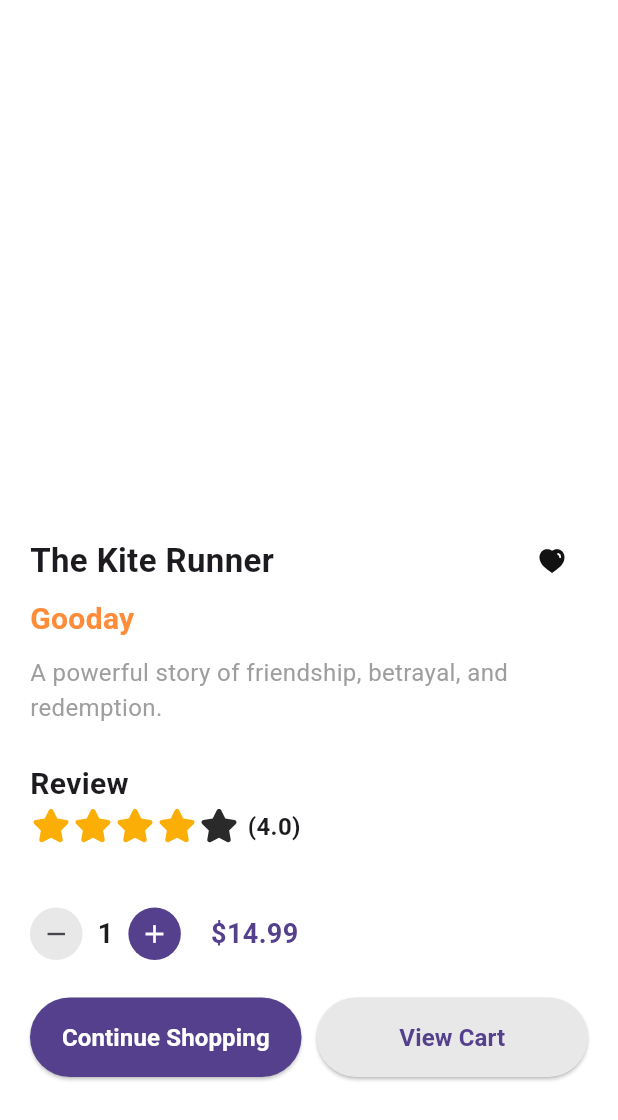
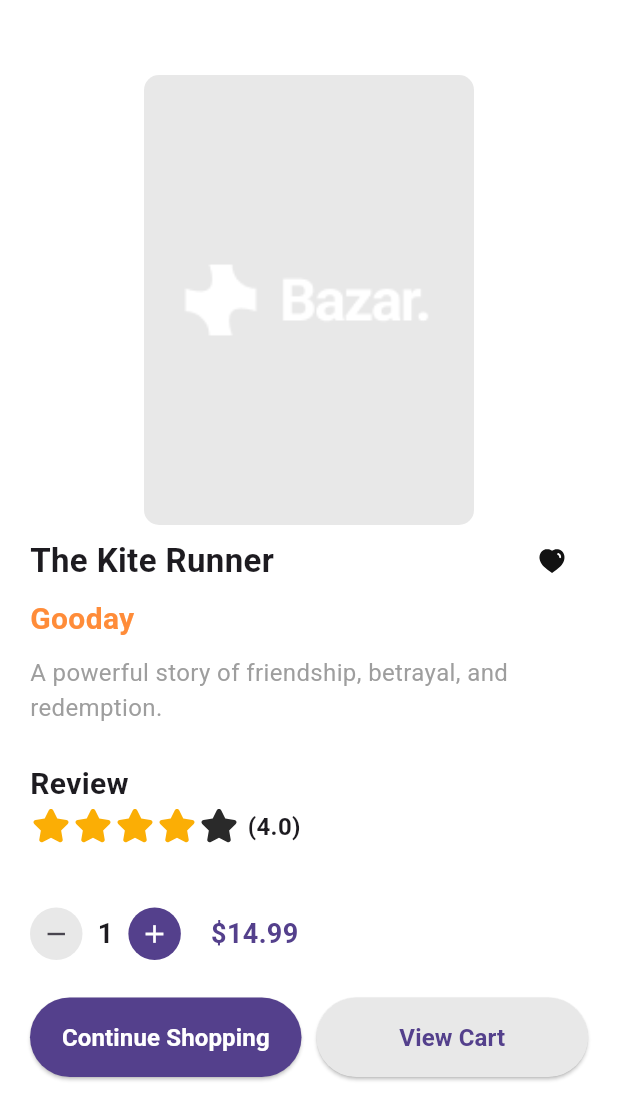
Before and after one commit to HadeerAbdelnasser204/Bazar_app, a Flutter app: the HomeScreen screen opened by its route, after a tap on "The Kite Runner", on a phone screen of 412 x 824 dp. Shown: the top 1120 px of the screen. Run offline on Flutter 3.47's test engine with Material 3 defaults, Android fonts, the phone set to English and light mode, and no system bars; our stand-ins replace flutter_svg, go_router, sizer.

Commit message:
use AppColors and AppAssets in files

```diff
--- a/bazzar_app/lib/core/utils/app_assets.dart
+++ b/bazzar_app/lib/core/utils/app_assets.dart
@@ -1,6 +1,10 @@
 class AppAssets {
   static const String logo = "assets/images/app_logo.png";
-  static const searchIcon = "assets/Icon/Search.svg";
-  static const starIcon = "assets/Icon/Star.svg";
+  static const String searchIcon = "assets/Icon/Search.svg";
+  static const String starIcon = "assets/Icon/Star.svg";
   static const String loveIcon = "assets/Icon/Love-Fill.svg";
+  static const String cartIcon = "assets/Icon/Cart-Fill.svg";
+  static const String profileIcon = "assets/Icon/Profile-Fill.svg";
+  static const String homeIcon = "assets/Icon/Home-Fill.svg";
+  static const String menuIcon = "assets/Icon/Menu-Fill.svg";
 }
--- a/bazzar_app/lib/features/Authors/presentation/screens/author_details.dart
+++ b/bazzar_app/lib/features/Authors/presentation/screens/author_details.dart
@@ -1,5 +1,6 @@
 // ignore_for_file: deprecated_member_use
 
+import 'package:bazzar_app/core/theme/app_colors.dart';
 import 'package:bazzar_app/core/utils/app_assets.dart';
 import 'package:bazzar_app/features/Authors/data/models/author_model.dart';
 import 'package:bazzar_app/features/home/presentation/widgets/appBar_widget.dart';
@@ -49,7 +50,7 @@ class AuthorDetails extends StatelessWidget {
                               AppAssets.starIcon,
                               width: iconSize,
                               height: iconSize,
-                              color: const Color(0xFFFFC107),
+                              color: AppColors.yellow,
                             );
                           } else {
                             return SvgPicture.asset(
@@ -138,7 +139,7 @@ class AuthorDetails extends StatelessWidget {
                       style: const TextStyle(
                         fontSize: 14,
                         fontWeight: FontWeight.bold,
-                        color: Color(0xFF54408C),
+                        color: AppColors.primary500,
                       ),
                     ),
                   ],
--- a/bazzar_app/lib/features/Authors/presentation/widgets/author_widget.dart
+++ b/bazzar_app/lib/features/Authors/presentation/widgets/author_widget.dart
@@ -1,3 +1,4 @@
+import 'package:bazzar_app/core/theme/app_colors.dart';
 import 'package:bazzar_app/features/Authors/data/models/author_model.dart';
 import 'package:bazzar_app/features/Authors/presentation/screens/author_details.dart';
 import 'package:flutter/material.dart';
@@ -33,7 +34,6 @@ class AuthorWidget extends StatelessWidget {
                 children: [
                   Text(
                     author.name,
-
                     style: const TextStyle(
                       fontSize: 14,
                       fontWeight: FontWeight.bold,
@@ -42,7 +42,10 @@ class AuthorWidget extends StatelessWidget {
                   const SizedBox(height: 5),
                   Text(
                     author.description,
-                    style: const TextStyle(fontSize: 12, color: Colors.grey),
+                    style: const TextStyle(
+                      fontSize: 12,
+                      color: AppColors.grey500,
+                    ),
                     maxLines: 2,
                     overflow: TextOverflow.ellipsis,
                   ),
--- a/bazzar_app/lib/features/Books/presentation/screens/book_details_screen.dart
+++ b/bazzar_app/lib/features/Books/presentation/screens/book_details_screen.dart
@@ -29,13 +29,22 @@ class _BookDetailsScreenState extends State<BookDetailsScreen> {
             crossAxisAlignment: CrossAxisAlignment.start,
             children: [
               Center(
-                child: ClipRRect(
-                  borderRadius: BorderRadius.circular(17),
-                  child: Image(
-                    width: 200,
-                    height: 300,
-                    fit: BoxFit.cover,
-                    image: AssetImage(widget.book.image),
+                child: Container(
+                  width: 220,
+                  height: 300,
+                  decoration: BoxDecoration(
+                    color: AppColors.grey200,
+                    borderRadius: BorderRadius.circular(10),
+                  ),
+                  child: ClipRRect(
+                    borderRadius: BorderRadius.circular(10),
+                    child: Padding(
+                      padding: const EdgeInsets.all(12),
+                      child: Image.asset(
+                        widget.book.image,
+                        fit: BoxFit.contain,
+                      ),
+                    ),
                   ),
                 ),
               ),
--- a/bazzar_app/lib/features/Books/presentation/widgets/book_widget.dart
+++ b/bazzar_app/lib/features/Books/presentation/widgets/book_widget.dart
@@ -1,3 +1,4 @@
+import 'package:bazzar_app/core/theme/app_colors.dart';
 import 'package:bazzar_app/features/Books/data/models/book_model.dart';
 import 'package:bazzar_app/features/Books/presentation/screens/book_details_screen.dart';
 import 'package:flutter/material.dart';
@@ -28,13 +29,20 @@ class BookWidget extends StatelessWidget {
             mainAxisSize: MainAxisSize.min,
             crossAxisAlignment: CrossAxisAlignment.start,
             children: [
-              ClipRRect(
-                borderRadius: BorderRadius.circular(10),
-                child: Image(
-                  width: 125,
-                  height: 150,
-                  fit: BoxFit.cover,
-                  image: AssetImage(book.image),
+              Container(
+                width: 125,
+                height: 150,
+                decoration: BoxDecoration(
+                  color: AppColors.grey200,
+                  borderRadius: BorderRadius.circular(10),
+                ),
+
+                child: ClipRRect(
+                  borderRadius: BorderRadius.circular(10),
+                  child: Padding(
+                    padding: const EdgeInsets.all(12),
+                    child: Image.asset(book.image, fit: BoxFit.contain),
+                  ),
                 ),
               ),
               const SizedBox(height: 8),
@@ -50,9 +58,9 @@ class BookWidget extends StatelessWidget {
               const SizedBox(height: 5),
               Text(
                 '\$${book.price.toStringAsFixed(2)}',
-                style: const TextStyle(
+                style: TextStyle(
                   fontSize: 12,
-                  color: Color(0xFF54408C),
+                  color: AppColors.primary500,
                   fontWeight: FontWeight.bold,
                 ),
               ),
--- a/bazzar_app/lib/features/Vendors/presentation/widgets/vendor_details_widget.dart
+++ b/bazzar_app/lib/features/Vendors/presentation/widgets/vendor_details_widget.dart
@@ -1,3 +1,4 @@
+import 'package:bazzar_app/core/theme/app_colors.dart';
 import 'package:flutter/material.dart';
 import 'package:flutter_svg/svg.dart';
 
@@ -28,7 +29,7 @@ class VendorDetailsWidget extends StatelessWidget {
             height: 110,
 
             decoration: BoxDecoration(
-              color: Colors.grey[200],
+              color: AppColors.grey200,
 
               borderRadius: BorderRadius.circular(10),
             ),
@@ -61,14 +62,14 @@ class VendorDetailsWidget extends StatelessWidget {
                   "assets/Icon/Star.svg",
                   width: 17,
                   height: 17,
-                  color: const Color(0xFFFFC107),
+                  color: AppColors.yellow,
                 );
               } else {
                 return SvgPicture.asset(
                   "assets/Icon/Star.svg",
                   width: 17,
                   height: 17,
-                  color: const Color.fromARGB(213, 0, 0, 0),
+                  color: AppColors.grey900,
                 );
               }
             }),
--- a/bazzar_app/lib/features/home/presentation/screens/home_screen.dart
+++ b/bazzar_app/lib/features/home/presentation/screens/home_screen.dart
@@ -1,3 +1,4 @@
+import 'package:bazzar_app/core/theme/app_colors.dart';
 import 'package:bazzar_app/core/utils/app_assets.dart';
 import 'package:bazzar_app/features/Authors/data/models/author_model.dart';
 import 'package:bazzar_app/features/Books/data/models/book_model.dart';
@@ -15,9 +16,9 @@ class HomeScreen extends StatelessWidget {
   @override
   Widget build(BuildContext context) {
     return Scaffold(
-      backgroundColor: Colors.white,
+      backgroundColor: AppColors.white,
       appBar: AppBar(
-        backgroundColor: Colors.white,
+        backgroundColor: AppColors.white,
         title: Row(
           mainAxisAlignment: MainAxisAlignment.spaceBetween,
           children: [
--- a/bazzar_app/lib/features/home/presentation/widgets/appBar_widget.dart
+++ b/bazzar_app/lib/features/home/presentation/widgets/appBar_widget.dart
@@ -13,19 +13,14 @@ class AppBarWidget extends StatelessWidget implements PreferredSizeWidget {
       title: Row(
         children: [
           const Spacer(),
-
           Text(
             title,
-
             style: const TextStyle(fontSize: 20, fontWeight: FontWeight.bold),
           ),
-
           const Spacer(),
-
           if (iconPath != null)
             IconButton(
               onPressed: () {},
-
               icon: SvgPicture.asset(iconPath!, width: 24, height: 24),
             ),
         ],
--- a/bazzar_app/lib/features/home/presentation/widgets/bottom_navigation_Bar_widget.dart
+++ b/bazzar_app/lib/features/home/presentation/widgets/bottom_navigation_Bar_widget.dart
@@ -1,3 +1,5 @@
+import 'package:bazzar_app/core/theme/app_colors.dart';
+import 'package:bazzar_app/core/utils/app_assets.dart';
 import 'package:flutter/material.dart';
 import 'package:flutter_svg/svg.dart';
 
@@ -15,7 +17,7 @@ class _BottomNavigationBarWidgetState extends State<BottomNavigationBarWidget> {
   @override
   Widget build(BuildContext context) {
     return BottomNavigationBar(
-      backgroundColor: Colors.grey[100],
+      backgroundColor: AppColors.grey100,
       currentIndex: currentIndex,
 
       onTap: (index) {
@@ -26,8 +28,8 @@ class _BottomNavigationBarWidgetState extends State<BottomNavigationBarWidget> {
 
       type: BottomNavigationBarType.fixed,
 
-      selectedItemColor: const Color(0xFF54408C),
-      unselectedItemColor: Colors.grey,
+      selectedItemColor: AppColors.primary500,
+      unselectedItemColor: AppColors.grey500,
 
       selectedLabelStyle: const TextStyle(
         fontSize: 12,
@@ -42,10 +44,10 @@ class _BottomNavigationBarWidgetState extends State<BottomNavigationBarWidget> {
       items: [
         BottomNavigationBarItem(
           icon: SvgPicture.asset(
-            "assets/Icon/Home-Fill.svg",
+            AppAssets.homeIcon,
 
             colorFilter: ColorFilter.mode(
-              currentIndex == 0 ? const Color(0xFF54408C) : Colors.grey,
+              currentIndex == 0 ? AppColors.primary500 : AppColors.grey500,
               BlendMode.srcIn,
             ),
           ),
@@ -54,10 +56,10 @@ class _BottomNavigationBarWidgetState extends State<BottomNavigationBarWidget> {
 
         BottomNavigationBarItem(
           icon: SvgPicture.asset(
-            "assets/Icon/Menu-Fill.svg",
+            AppAssets.menuIcon,
 
             colorFilter: ColorFilter.mode(
-              currentIndex == 1 ? const Color(0xFF54408C) : Colors.grey,
+              currentIndex == 1 ? AppColors.primary500 : AppColors.grey500,
               BlendMode.srcIn,
             ),
           ),
@@ -66,10 +68,9 @@ class _BottomNavigationBarWidgetState extends State<BottomNavigationBarWidget> {
 
         BottomNavigationBarItem(
           icon: SvgPicture.asset(
-            "assets/Icon/Cart-Fill.svg",
-
+            AppAssets.cartIcon,
             colorFilter: ColorFilter.mode(
-              currentIndex == 2 ? const Color(0xFF54408C) : Colors.grey,
+              currentIndex == 2 ? AppColors.primary500 : AppColors.grey500,
               BlendMode.srcIn,
             ),
           ),
@@ -78,10 +79,10 @@ class _BottomNavigationBarWidgetState extends State<BottomNavigationBarWidget> {
 
         BottomNavigationBarItem(
           icon: SvgPicture.asset(
-            "assets/Icon/Profile-Fill.svg",
+            AppAssets.profileIcon,
 
             colorFilter: ColorFilter.mode(
-              currentIndex == 3 ? const Color(0xFF54408C) : Colors.grey,
+              currentIndex == 3 ? AppColors.primary500 : AppColors.grey500,
               BlendMode.srcIn,
             ),
           ),
--- a/bazzar_app/lib/features/home/presentation/widgets/categories_tabs.dart
+++ b/bazzar_app/lib/features/home/presentation/widgets/categories_tabs.dart
@@ -1,3 +1,4 @@
+import 'package:bazzar_app/core/theme/app_colors.dart';
 import 'package:flutter/material.dart';
 
 class CategoriesTabs extends StatefulWidget {
@@ -47,7 +48,9 @@ class _CategoriesTabsState extends State<CategoriesTabs> {
                             ? FontWeight.bold
                             : FontWeight.normal,
 
-                        color: isSelected ? Colors.black : Colors.grey,
+                        color: isSelected
+                            ? AppColors.grey900
+                            : AppColors.grey500,
                       ),
                     ),
 
@@ -59,7 +62,7 @@ class _CategoriesTabsState extends State<CategoriesTabs> {
                       width: isSelected ? 30 : 0,
 
                       decoration: BoxDecoration(
-                        color: const Color(0xFF54408C),
+                        color: AppColors.primary500,
                         borderRadius: BorderRadius.circular(10),
                       ),
                     ),
--- a/bazzar_app/lib/features/home/presentation/widgets/home_section_widget.dart
+++ b/bazzar_app/lib/features/home/presentation/widgets/home_section_widget.dart
@@ -1,5 +1,6 @@
 // ignore_for_file: must_be_immutable
 
+import 'package:bazzar_app/core/theme/app_colors.dart';
 import 'package:flutter/material.dart';
 
 class HomeSectionWidget extends StatelessWidget {
@@ -48,21 +49,10 @@ class HomeSectionWidget extends StatelessWidget {
                   image: AssetImage(image),
                 ),
               ),
-            )
-          else
-            ClipRRect(
-              borderRadius: BorderRadius.circular(10),
-              child: Image(
-                width: 110,
-                height: 150,
-                fit: BoxFit.cover,
-                image: AssetImage(image),
-              ),
             ),
 
           if (description != null) ...[
             const SizedBox(height: 5),
-
             Text(
               description!,
               style: TextStyle(fontSize: size, fontWeight: FontWeight.bold),
@@ -73,14 +63,11 @@ class HomeSectionWidget extends StatelessWidget {
 
           if (value != null || role != null) ...[
             const SizedBox(height: 5),
-
             Text(
               value != null ? '\$${value!.toStringAsFixed(2)}' : role ?? '',
               style: TextStyle(
                 fontSize: 12,
-                color: value != null
-                    ? const Color(0xFF54408C)
-                    : Colors.grey[400],
+                color: value != null ? AppColors.primary500 : AppColors.grey400,
                 fontWeight: FontWeight.bold,
               ),
             ),
--- a/bazzar_app/lib/features/home/presentation/widgets/page_description_widget.dart
+++ b/bazzar_app/lib/features/home/presentation/widgets/page_description_widget.dart
@@ -1,3 +1,4 @@
+import 'package:bazzar_app/core/theme/app_colors.dart';
 import 'package:flutter/material.dart';
 
 class PageDescriptionWidget extends StatelessWidget {
@@ -21,7 +22,7 @@ class PageDescriptionWidget extends StatelessWidget {
             style: TextStyle(
               fontSize: 18,
               fontWeight: FontWeight.bold,
-              color: Colors.grey[400],
+              color: AppColors.grey400,
             ),
           ),
           Text(
@@ -29,7 +30,7 @@ class PageDescriptionWidget extends StatelessWidget {
             style: TextStyle(
               fontSize: 18,
               fontWeight: FontWeight.bold,
-              color: Color(0xFF54408C),
+              color: AppColors.primary500,
             ),
           ),
         ],
```
